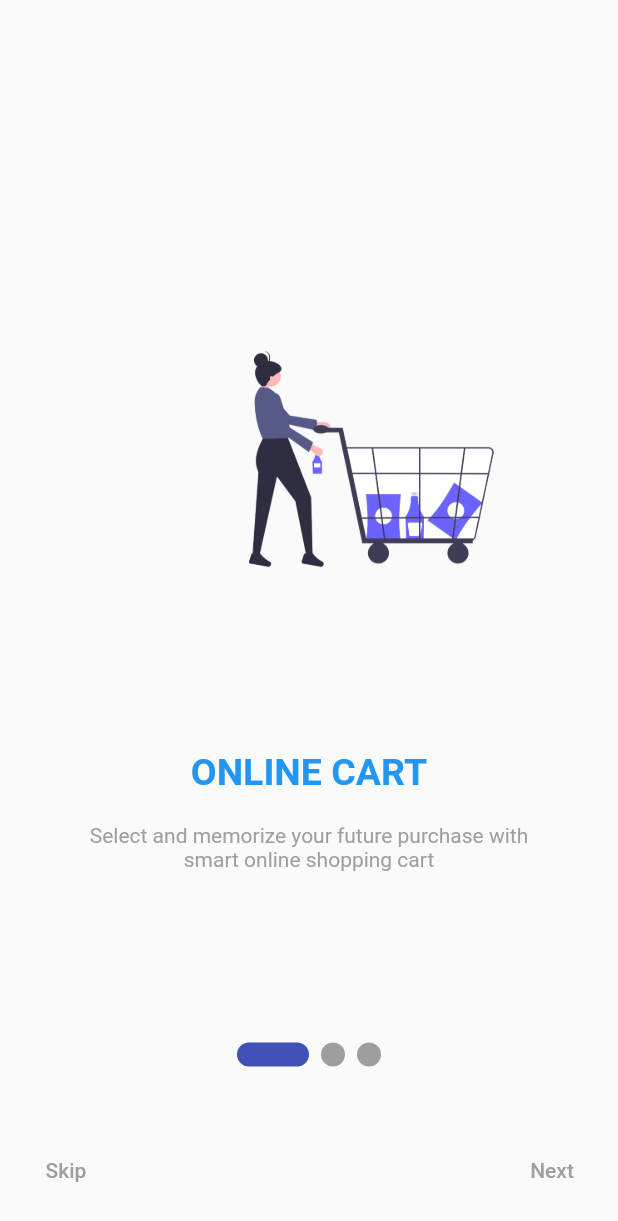
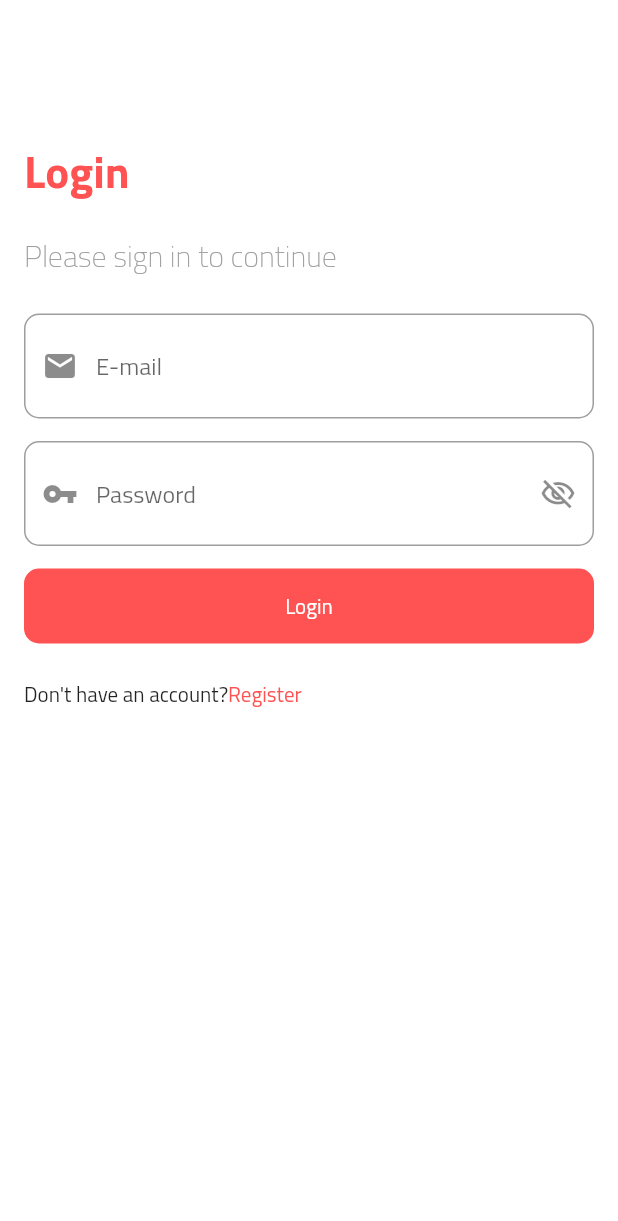
Before and after one commit to AbdelrhamanTareq/shop_app__bloc, a Flutter app: the screen it shows after launch, on a phone screen of 412 x 824 dp. Shown: the top 1221 px of the screen. Run offline on Flutter 3.47's test engine with Material 2 defaults, Android fonts, the phone set to English and light mode, and no system bars; drawn by our look-alikes of smooth_page_indicator; our stand-ins replace bloc, dio, flutter_bloc, shared_preferences.

Commit message:
finish auth

```diff
--- /dev/null
+++ b/lib/bloc/states/auth_state.dart
@@ -0,0 +1,25 @@
+abstract class AppAuthState {}
+
+class AppAuthInitialState extends AppAuthState {}
+
+class AppLoginLoadingState extends AppAuthState {}
+
+class AppLoginSuccuessState extends AppAuthState {}
+
+class AppLoginErrorState extends AppAuthState {
+  final String? error;
+
+  AppLoginErrorState(this.error);
+}
+
+class AppLoginChangeSuffixIconState extends AppAuthState {}
+
+class AppRegisterLoadingState extends AppAuthState {}
+
+class AppRegisterSuccuessState extends AppAuthState {}
+
+class AppRegisterErrorState extends AppAuthState {
+  final String? error;
+
+  AppRegisterErrorState(this.error);
+}
--- a/lib/helpers/cache_helper.dart
+++ b/lib/helpers/cache_helper.dart
@@ -6,13 +6,21 @@ class CacheHelper {
     _prefs = await SharedPreferences.getInstance();
   }
 
-  static Future<bool> setToken(String key, bool value) async {
+  static Future<bool> setOnboarding(String key, bool value) async {
     // _prefs = await SharedPreferences.getInstance();
-    return _prefs.setBool(key, value);
+    return await _prefs.setBool(key, value);
   }
 
-  static bool? getToken(String key) {
+  static bool? getOnboarding(String key) {
     // _prefs = await SharedPreferences.getInstance();
     return _prefs.getBool(key);
   }
+
+  static Future<bool> setToken(String key, String value) async {
+    return await _prefs.setString(key, value);
+  }
+
+  static String? getToken(String key) {
+    return _prefs.getString(key);
+  }
 }
--- a/lib/main.dart
+++ b/lib/main.dart
@@ -1,26 +1,34 @@
 import 'package:flutter/material.dart';
+import 'package:flutter_bloc/flutter_bloc.dart';
+
 import 'package:shop_app_bloc/helpers/cache_helper.dart';
+import 'package:shop_app_bloc/screens/login_screen.dart';
 import 'package:shop_app_bloc/screens/on_boarding_screen.dart';
+import 'package:shop_app_bloc/shared/theme.dart';
 
 import './screens/home_screen.dart';
+import 'helpers/dio_helper.dart';
 
 void main() async {
   WidgetsFlutterBinding.ensureInitialized();
   await CacheHelper.init();
+  await DioHelper.init();
   runApp(MyApp());
 }
 
 class MyApp extends StatelessWidget {
-  var _token = CacheHelper.getToken('onBoarding') ?? false;
+  // var _onBoarding = CacheHelper.getOnboarding('onBoarding') ?? false;
+
+  final String? _token = CacheHelper.getToken('token') ?? null;
   // This widget is the root of your application.
   @override
   Widget build(BuildContext context) {
     return MaterialApp(
       debugShowCheckedModeBanner: false,
-      theme: ThemeData(
-        primarySwatch: Colors.blue,
-      ),
-      home: _token ? HomeScreen() : OnBoardingScreen(),
+      theme: lightTheme,
+      home: (_token != null) ? HomeScreen() : LoginScreen()
+      // _onBoarding ? HomeScreen() : OnBoardingScreen()
+      ,
     );
   }
 }
--- /dev/null
+++ b/lib/models/login_model.dart
@@ -0,0 +1,46 @@
+class LoginModel {
+  String? status;
+  String? message;
+  Data? data;
+
+  LoginModel({this.status, this.message, this.data});
+
+  LoginModel.fromJson(Map<String, dynamic> jsonData) {
+    status = jsonData['status'];
+    message = jsonData['message'];
+    data = jsonData['data'];
+  }
+}
+
+class Data {
+  int? id;
+  String? name;
+  String? email;
+  String? phone;
+  String? image;
+  String? token;
+  int? point;
+  int? credit;
+
+  Data({
+    this.id,
+    this.name,
+    this.email,
+    this.phone,
+    this.image,
+    this.token,
+    this.point,
+    this.credit,
+  });
+
+  Data.fromJson(Map<String, dynamic> jsonData) {
+    id = jsonData['id'];
+    name = jsonData['name'];
+    email = jsonData['email'];
+    phone = jsonData['phone'];
+    image = jsonData['image'];
+    token = jsonData['token'];
+    point = jsonData['point'];
+    credit = jsonData['credit'];
+  }
+}
--- /dev/null
+++ b/lib/screens/login_screen.dart
@@ -0,0 +1,166 @@
+import 'package:flutter/material.dart';
+import 'package:flutter_bloc/flutter_bloc.dart';
+
+import 'package:shop_app_bloc/bloc/cuibts/auth_cuibt.dart';
+
+import 'package:shop_app_bloc/bloc/states/auth_state.dart';
+import 'package:shop_app_bloc/helpers/cache_helper.dart';
+import 'package:shop_app_bloc/helpers/dio_helper.dart';
+import 'package:shop_app_bloc/models/login_model.dart';
+import 'package:shop_app_bloc/screens/home_screen.dart';
+import 'package:shop_app_bloc/screens/register_screen.dart';
+import 'package:shop_app_bloc/shared/component.dart';
+
+class LoginScreen extends StatelessWidget {
+  final TextEditingController _emailController = TextEditingController();
+  final TextEditingController _passController = TextEditingController();
+  final GlobalKey<FormState> _formKey = GlobalKey<FormState>();
+
+  void _submit(context) async {
+    // LoginModel? _loginModel;
+    if (_formKey.currentState!.validate()) {
+      _formKey.currentState!.save();
+      await AuthCuibt.get(context)
+          .login(email: _emailController.text, pass: _passController.text);
+      navTo(context, HomeScreen());
+    }
+    // print('asdasd $_loginModel');
+    // await CacheHelper.setToken('token', _loginModel!.data!.token!);
+  }
+
+  @override
+  Widget build(BuildContext context) {
+    return BlocProvider(
+      create: (context) => AuthCuibt(),
+      child: BlocConsumer<AuthCuibt, AppAuthState>(
+        listener: (context, state) {},
+        builder: (context, state) {
+          return Scaffold(
+            body: SingleChildScrollView(
+              child: Padding(
+                padding: const EdgeInsets.all(16.0),
+                child: Column(
+                  crossAxisAlignment: CrossAxisAlignment.start,
+                  children: [
+                    SizedBox(
+                      height: 70,
+                    ),
+                    Text(
+                      'Login',
+                      style: Theme.of(context)
+                          .textTheme
+                          .headline4!
+                          .copyWith(fontSize: 30),
+                    ),
+                    SizedBox(height: 10),
+                    Text(
+                      'Please sign in to continue',
+                      style: Theme.of(context).textTheme.headline6,
+                    ),
+                    SizedBox(
+                      height: 20,
+                    ),
+                    Form(
+                      key: _formKey,
+                      child: Column(
+                        children: [
+                          buildTextFiled(
+                              keyboardType: TextInputType.emailAddress,
+                              controller: _emailController,
+                              hintText: 'E-mail',
+                              preixIcon: Icon(Icons.email),
+                              validatorFunction: (val) {
+                                if (!val!.contains('@')) {
+                                  return 'Wrong email';
+                                }
+                                return null;
+                              }),
+                          SizedBox(
+                            height: 15,
+                          ),
+                          buildTextFiled(
+                              keyboardType: TextInputType.visiblePassword,
+                              controller: _passController,
+                              hintText: 'Password',
+                              preixIcon: Icon(Icons.vpn_key),
+                              suffixIcon: IconButton(
+                                icon: Icon(AuthCuibt.get(context).isVisible
+                                    ? Icons.visibility
+                                    : Icons.visibility_off_outlined),
+                                onPressed: () {
+                                  AuthCuibt.get(context).changeVisibality();
+                                },
+                              ),
+                              obscureText: !AuthCuibt.get(context).isVisible,
+                              validatorFunction: (val) {
+                                if (val!.length < 6) {
+                                  return 'Short password';
+                                }
+                                return null;
+                              }),
+                          SizedBox(
+                            height: 15,
+                          ),
+                          (state is AppLoginLoadingState)
+                              ? Center(
+                                  child: CircularProgressIndicator(),
+                                )
+                              : Container(
+                                  width: double.infinity,
+                                  height: 50,
+                                  padding: EdgeInsets.symmetric(horizontal: 15),
+                                  // color: Theme.of(context).primaryColor,
+                                  decoration: BoxDecoration(
+                                      color: Theme.of(context).primaryColor,
+                                      borderRadius: BorderRadius.circular(10)),
+                                  child: TextButton(
+                                    child: Text(
+                                      'Login',
+                                      style: TextStyle(
+                                          color: Theme.of(context).canvasColor),
+                                    ),
+                                    onPressed: () {
+                                      // _submit(context);
+                                      _submit(context);
+                                      print('submit');
+                                    },
+                                  ),
+                                ),
+                          SizedBox(
+                            height: 10,
+                          ),
+                          Row(
+                            children: [
+                              Text('Don\'t have an account?'),
+                              TextButton(
+                                  style: ButtonStyle(
+                                    padding:
+                                        MaterialStateProperty.all<EdgeInsets>(
+                                            EdgeInsets.zero),
+                                    minimumSize:
+                                        MaterialStateProperty.all<Size>(
+                                            Size(1, 1)),
+                                  ),
+                                  onPressed: () {
+                                    navTo(context, RegisterScreen());
+                                  },
+                                  child: Text(
+                                    'Register',
+                                    style: TextStyle(
+                                        color: Theme.of(context).primaryColor),
+                                  ))
+                            ],
+                          ),
+                        ],
+                      ),
+                    ),
+                  ],
+                ),
+              ),
+            ),
+          );
+        },
+      ),
+    );
+  }
+}
--- a/lib/screens/on_boarding_screen.dart
+++ b/lib/screens/on_boarding_screen.dart
@@ -82,11 +82,7 @@ class _OnBoardingScreenState extends State<OnBoardingScreen> {
                   ),
                   Text(
                     '${_onBoarding[i].title}',
-                    style: TextStyle(
-                      color: Theme.of(context).primaryColor,
-                      fontSize: 25,
-                      fontWeight: FontWeight.bold,
-                    ),
+                    style: Theme.of(context).textTheme.headline4,
                   ),
                   SizedBox(
                     height: 20,
@@ -121,7 +117,7 @@ class _OnBoardingScreenState extends State<OnBoardingScreen> {
                     minimumSize: MaterialStateProperty.all<Size>(Size(1, 1)),
                   ),
                   onPressed: () {
-                    CacheHelper.setToken('onBoarding', true);
+                    CacheHelper.setOnboarding('onBoarding', true);
                     navAndFininsh(context, HomeScreen());
                   },
                   child: Text(
@@ -139,7 +135,7 @@ class _OnBoardingScreenState extends State<OnBoardingScreen> {
                   ),
                   onPressed: () {
                     if (_currentIndex == _onBoarding.length - 1) {
-                      CacheHelper.setToken('onBoarding', true);
+                      CacheHelper.setOnboarding('onBoarding', true);
                       navAndFininsh(
                         context,
                         HomeScreen(),
--- a/lib/shared/component.dart
+++ b/lib/shared/component.dart
@@ -7,3 +7,34 @@ void navAndFininsh(context, Widget screen) {
     (route) => false,
   );
 }
+
+void navTo(context, Widget screen) {
+  Navigator.of(context).push(
+    MaterialPageRoute(builder: (ctx) => screen),
+  );
+}
+
+TextFormField buildTextFiled({
+  required TextEditingController controller,
+  required String hintText,
+  required Widget preixIcon,
+  required String? Function(String? val)? validatorFunction,
+  required TextInputType keyboardType,
+  bool obscureText = false,
+  Widget? suffixIcon,
+}) {
+  return TextFormField(
+    controller: controller,
+    keyboardType: keyboardType,
+    decoration: InputDecoration(
+      hintText: hintText,
+      prefixIcon: preixIcon,
+      suffixIcon: suffixIcon,
+      border: OutlineInputBorder(
+        borderRadius: BorderRadius.circular(10),
+      ),
+    ),
+    validator: validatorFunction,
+    obscureText: obscureText,
+  );
+}
--- a/lib/shared/theme.dart
+++ b/lib/shared/theme.dart
@@ -6,6 +6,7 @@ final lightTheme = ThemeData(
   accentColor: Colors.blueAccent,
   brightness: Brightness.light,
   canvasColor: Colors.white,
+  fontFamily: 'Cairo',
 
   ///////////////// App Bar //////////////////////
   appBarTheme: AppBarTheme(
@@ -14,5 +15,9 @@ final lightTheme = ThemeData(
   ),
 
   ///////////////// Text //////////////////////
-  // textTheme: TextTheme(),
+  textTheme: TextTheme(
+      headline4: TextStyle(
+          fontSize: 26, fontWeight: FontWeight.w700, color: Colors.redAccent),
+      headline6: TextStyle(
+          fontSize: 20, fontWeight: FontWeight.w200, color: Colors.grey)),
 );
```
Also changed, not shown: lib/bloc/cuibts/auth_cuibt.dart (added, +66 -0 lines), lib/helpers/dio_helper.dart (added, +60 -0 lines), lib/screens/register_screen.dart (added, +214 -0 lines), pubspec.yaml (+12 -10 lines), assets/fonts/Cairo-Bold.ttf (added), assets/fonts/Cairo-ExtraLight.ttf (added), assets/fonts/Cairo-Regular.ttf (added), pubspec.lock.
